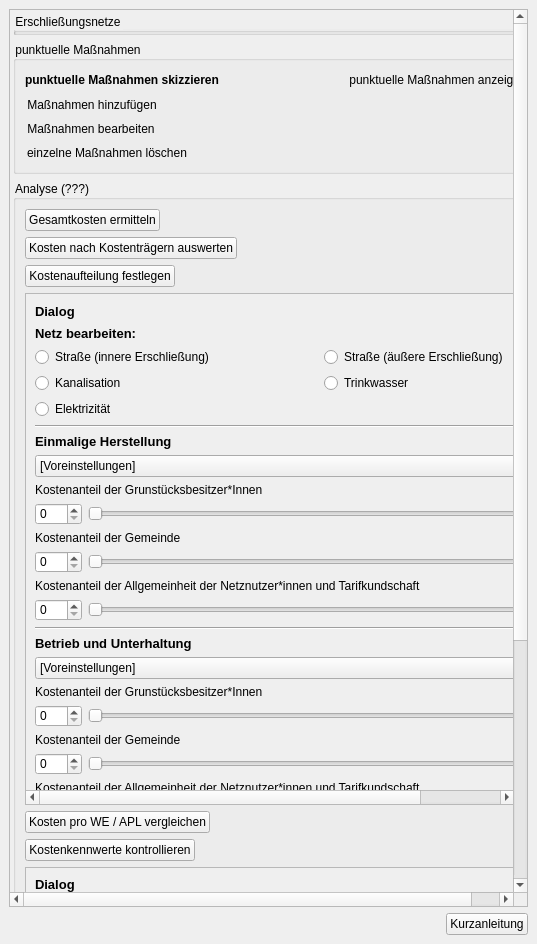
The window that projektcheck/ui/ProjektCheck_dockwidget_analysis_06-IFK.ui (projektcheck/ProjektCheck-QGIS) describes before a commit, drawn with Qt 5.
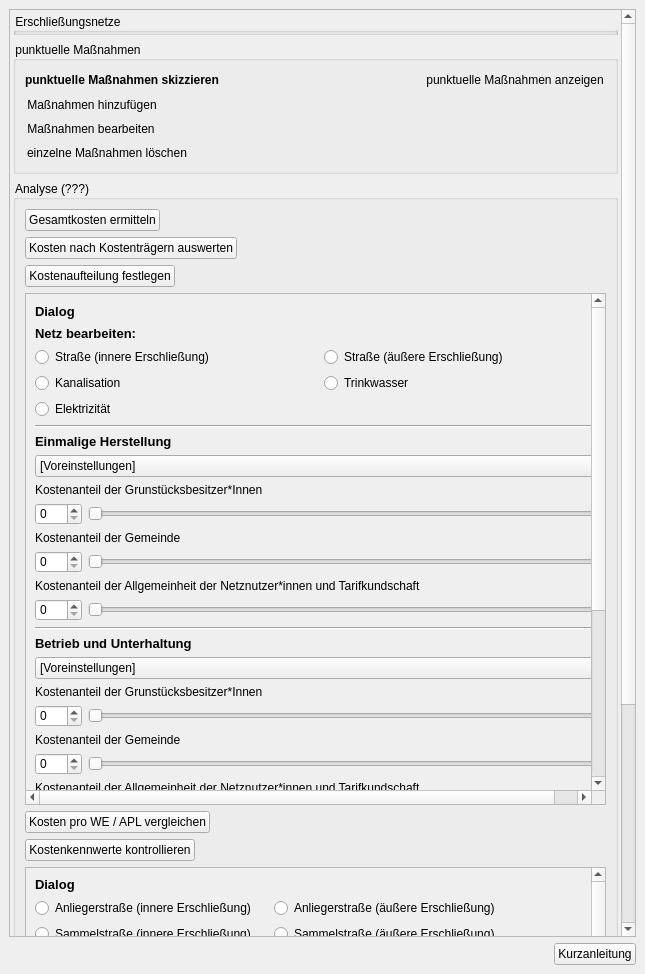
The same window after the commit. Icons and pictures are not drawn. Custom widgets are drawn as their Qt base class.

Patch:
```diff
--- a/projektcheck/ui/ProjektCheck_dockwidget_analysis_06-IFK.ui
+++ b/projektcheck/ui/ProjektCheck_dockwidget_analysis_06-IFK.ui
@@ -6,8 +6,8 @@
    <rect>
     <x>0</x>
     <y>0</y>
-    <width>537</width>
-    <height>944</height>
+    <width>645</width>
+    <height>974</height>
    </rect>
   </property>
   <property name="styleSheet">
@@ -82,8 +82,8 @@
         <rect>
          <x>0</x>
          <y>0</y>
-         <width>517</width>
-         <height>870</height>
+         <width>625</width>
+         <height>900</height>
         </rect>
        </property>
        <layout class="QVBoxLayout" name="verticalLayout_2">
```
Left out of the diff: 63 changed lines with no effect on the pictures.
